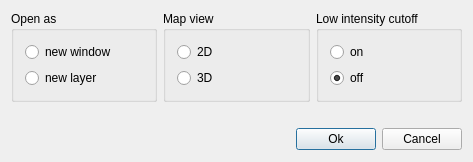
The window that source/VISUAL/DIALOGS/TOPPViewOpenDialog.ui (hroest/flaming-archer) describes before a commit, drawn with Qt 5.
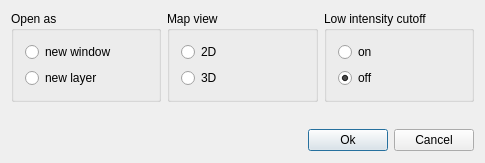
The same window after the commit.

Commit message: TOPPView: opening options are now adapted to the data and the active widget

```diff
--- a/source/VISUAL/DIALOGS/TOPPViewOpenDialog.ui
+++ b/source/VISUAL/DIALOGS/TOPPViewOpenDialog.ui
@@ -8,8 +8,8 @@
    <rect>
     <x>0</x>
     <y>0</y>
-    <width>469</width>
-    <height>149</height>
+    <width>485</width>
+    <height>163</height>
    </rect>
   </property>
   <property name="windowTitle" >
```
The commit also changes 5 other files.
